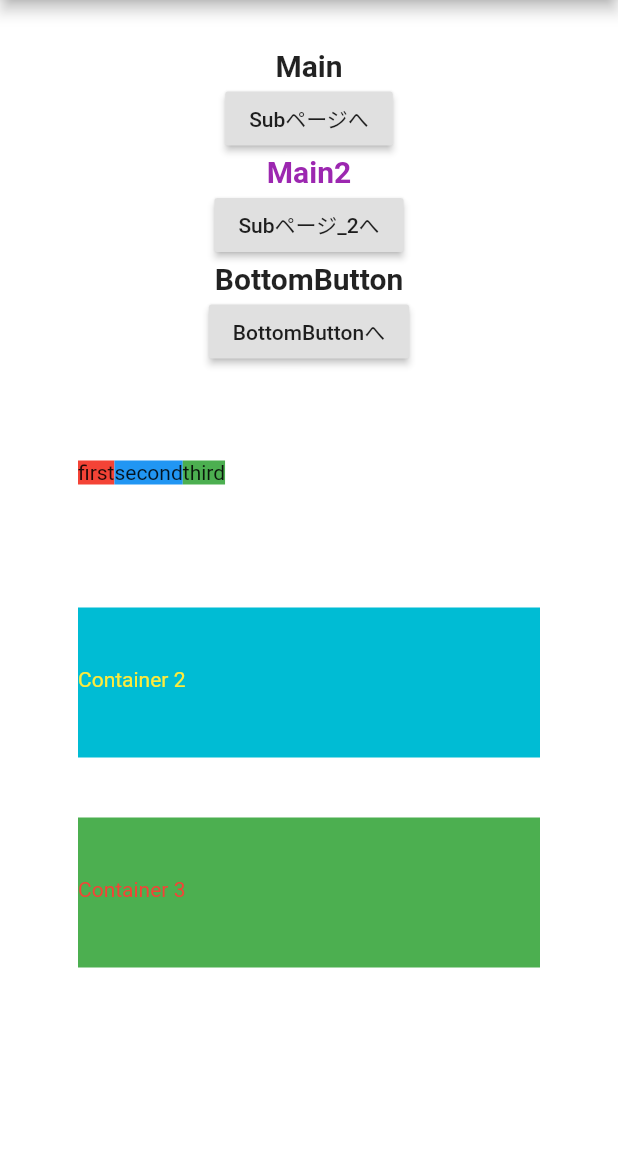
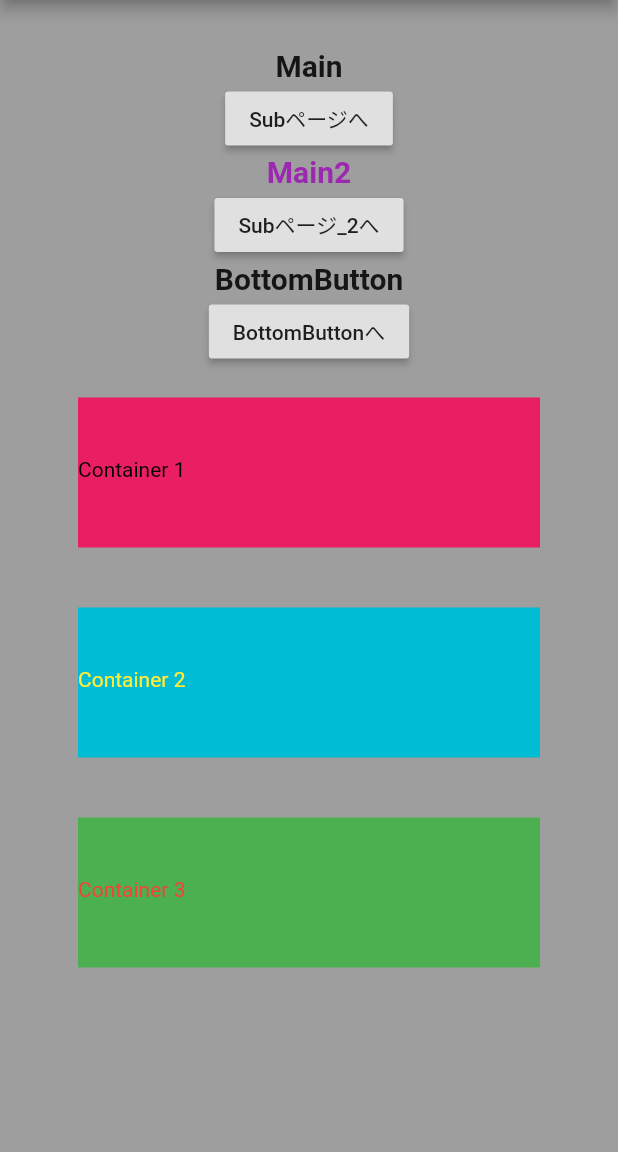
Before and after one commit to jungle379/flutter_app, a Flutter app: the screen it shows after launch, on a phone screen of 412 x 824 dp, the part 84-1236 px from its top. Run offline on Flutter 3.47's test engine with Material 2 defaults, Android fonts, the phone set to English and light mode, and no system bars.

Commit message:
Update main.dart

```diff
--- a/lib/main.dart
+++ b/lib/main.dart
@@ -1,6 +1,6 @@
 import 'package:flutter/material.dart';
 
-void main() => runApp(MyApp());
+void main() => runApp(const MyApp());
 
 class MyApp extends StatelessWidget {
   const MyApp({Key? key}) : super(key: key);
@@ -18,68 +18,62 @@ class MyApp extends StatelessWidget {
 class MainPage extends StatelessWidget {
   @override
   Widget build(BuildContext context) {
-    return new Scaffold(
-      appBar: new AppBar(
-        title: new Text('Navigator'),
+    return Scaffold(
+      appBar: AppBar(
+        title: const Text('Navigator'),
       ),
-      body: new Container(
-        color: Colors.white,
-        padding: new EdgeInsets.all(32.0),
-        child: new Center(
-          child: new Column(
+      body: Container(
+        color: Colors.grey,
+        padding: EdgeInsets.all(32.0),
+        child: Center(
+          child: Column(
             children: <Widget>[
-              Text('Main',style: TextStyle(fontWeight: FontWeight.bold,fontSize:20)),
+              const Text('Main',style: TextStyle(fontWeight: FontWeight.bold,fontSize:20)),
               RaisedButton(onPressed: () => Navigator.of(context).push(MaterialPageRoute(builder: (context) {
                 return SubPage();
-              })), child: new Text('Subページへ'),),
-              Text('Main2',style: TextStyle(fontWeight: FontWeight.bold,color: Colors.purple,fontSize:20)),
+              })), child: const Text('Subページへ'),),
+              const Text('Main2',style: TextStyle(fontWeight: FontWeight.bold,color: Colors.purple,fontSize:20)),
               RaisedButton(onPressed: () => Navigator.of(context).push(MaterialPageRoute(builder: (context) {
                 return SubPage1();
-              })), child: new Text('Subページ_2へ'),),
-              Text('BottomButton',style: TextStyle(fontWeight: FontWeight.bold,fontSize:20)),
+              })), child: const Text('Subページ_2へ'),),
+              const Text('BottomButton',style: TextStyle(fontWeight: FontWeight.bold,fontSize:20)),
               RaisedButton(onPressed: () => Navigator.of(context).push(MaterialPageRoute(builder: (context) {
-                return MyStatefulWidget();
-              })), child: new Text('BottomButtonへ')),
+                return const MyStatefulWidget();
+              })), child: const Text('BottomButtonへ')),
               // Container(
               //   margin: EdgeInsets.all(24),
-              //   child:Text('Test', style: TextStyle(fontWeight: FontWeight.bold,fontSize:32,color: Colors.red)),
+              //   child: const Text('Test', style: TextStyle(fontWeight: FontWeight.bold,fontSize:32,color: Colors.red)),
               // ),
               // Container(
               //   margin: EdgeInsets.all(24),
-              //   child: Text('Test2',style: TextStyle(fontSize: 32,color: Colors.lightBlue)),
+              //   child: const Text('Test2',style: TextStyle(fontSize: 32,color: Colors.lightBlue)),
               // ),
           Column(
+            mainAxisAlignment: MainAxisAlignment.start,
             children: <Widget>[
               Container(
                 height: 100,
                 width: 1000,
-                    // color: Colors.pink,
-                    margin: EdgeInsets.fromLTRB(20,20,20,20),
-                    padding: EdgeInsets.fromLTRB(0, 40, 0, 40),
-                    child: Row (
-                    children: <Widget> [
-                      Container(color: Colors.red, child: Text('first')),
-                      Container(color: Colors.blue, child: Text('second')),
-                      Container(color: Colors.green, child: Text('third')),
-                      ],
-                    ),
-                    // child: Text('Container 1',style: TextStyle(color: Colors.black),),
+                color: Colors.pink,
+                margin: const EdgeInsets.fromLTRB(20,20,20,20),
+                padding: const EdgeInsets.fromLTRB(0, 40, 0, 40),
+                child: const Text('Container 1',style: TextStyle(color: Colors.black),),
               ),
               Container(
                 height: 100,
                 width: 1000,
                 color: Colors.cyan,
-                    margin: EdgeInsets.fromLTRB(20,20,20,20),
-                    padding: EdgeInsets.fromLTRB(0, 40, 0, 40),
-                    child: Text('Container 2',style: TextStyle(color: Colors.yellow),),
+                margin: const EdgeInsets.fromLTRB(20,20,20,20),
+                padding: const EdgeInsets.fromLTRB(0, 40, 0, 40),
+                child: const Text('Container 2',style: TextStyle(color: Colors.yellow),),
               ),
               Container(
                 height: 100,
                 width: 1000,
                 color: Colors.green,
-                    margin: EdgeInsets.fromLTRB(20,20,20,20),
-                    padding: EdgeInsets.fromLTRB(0, 40, 0, 40),
-                    child: Text('Container 3',style: TextStyle(color: Colors.red),),
+                margin: const EdgeInsets.fromLTRB(20,20,20,20),
+                padding: const EdgeInsets.fromLTRB(0, 40, 0, 40),
+                child: const Text('Container 3',style: TextStyle(color: Colors.red),),
               ),
         ],
       ),
@@ -94,18 +88,18 @@ class MainPage extends StatelessWidget {
 class SubPage extends StatelessWidget {
   @override
   Widget build(BuildContext context) {
-    return new Scaffold(
-      appBar: new AppBar(
-        title: new Text('Navigator',style: TextStyle(color: Colors.yellow),),
+    return Scaffold(
+      appBar: AppBar(
+        title: const Text('Navigator',style: TextStyle(color: Colors.yellow),),
       ),
-      body: new Container(
+      body: Container(
         color: Colors.lightBlue,
-        padding: new EdgeInsets.all(32.0),
-        child: new Center(
-          child: new Column(
+        padding: const EdgeInsets.all(32.0),
+        child: Center(
+          child: Column(
               children: <Widget> [
-                Text('Sub'),
-                RaisedButton(onPressed: () => Navigator.of(context).pop(), child: new Text('トップへ戻る')),
+                const Text('Sub'),
+                RaisedButton(onPressed: () => Navigator.of(context).pop(), child: const Text('トップへ戻る')),
               ]
           ),
         ),
@@ -116,43 +110,49 @@ class SubPage extends StatelessWidget {
 class SubPage1 extends StatelessWidget {
   @override
   Widget build(BuildContext context) {
-    return new Scaffold(
-      appBar: new AppBar(
-        title: new Text('Navigator',style: TextStyle(color: Colors.red,fontWeight: FontWeight.bold),),
+    return Scaffold(
+      appBar: AppBar(
+        title: const Text('Navigator',style: TextStyle(color: Colors.red,fontWeight: FontWeight.bold),),
       ),
-      body: new Container(
+      body: Container(
         color: Colors.lightGreen,
-        padding: new EdgeInsets.all(32.0),
-        child: new Center(
-          child: new Column(
+        padding: const EdgeInsets.all(32.0),
+        child: Center(
+          child: Column(
               children: <Widget> [
-                Text('Sub2'),
+                const Text('Sub2'),
                 RaisedButton(onPressed: () => Navigator.of(context).pop(), child: new Text('トップへ戻る')),
                 Column(mainAxisAlignment: MainAxisAlignment.start,
                   children: <Widget>[
                     Container(
+                      child: Row(
+                        children: <Widget>[
+                        Container(
                           height: 100,
-                      width: 1000,
+                          width: 350,
                           color: Colors.grey.shade200,
-                      margin: EdgeInsets.fromLTRB(20,20,20,20),
-                      padding: EdgeInsets.fromLTRB(0, 40, 0, 40),
-                      child: Text('Grey.shade200',style: TextStyle(color: Colors.black),),
+                          margin: const EdgeInsets.fromLTRB(50,20,20,20),
+                          padding: const EdgeInsets.fromLTRB(0, 40, 0, 40),
+                          child: const Text('Grey.shade200',style: TextStyle(color: Colors.black),),
                         ),
                         Container(
                           height: 100,
-                      width: 1000,
+                          width: 350,
                           color: Colors.grey.shade500,
-                      margin: EdgeInsets.fromLTRB(20,20,20,20),
-                      padding: EdgeInsets.fromLTRB(0, 40, 0, 40),
-                      child: Text('Grey.shade500',style: TextStyle(color: Colors.yellow),),
+                          margin: const EdgeInsets.fromLTRB(50,20,20,20),
+                          padding: const EdgeInsets.fromLTRB(0, 40, 0, 40),
+                          child: const Text('Grey.shade500',style: TextStyle(color: Colors.yellow),),
+                        ),
+                          ],
+                        ),
                       ),
                     Container(
                       height: 100,
                       width: 1000,
                       color: Colors.grey.shade800,
-                      margin: EdgeInsets.fromLTRB(20,20,20,20),
-                      padding: EdgeInsets.fromLTRB(0, 40, 0, 40),
-                      child: Text('Grey.shade800',style: TextStyle(color: Colors.red),),
+                      margin: const EdgeInsets.fromLTRB(20,20,20,20),
+                      padding: const EdgeInsets.fromLTRB(0, 40, 0, 40),
+                      child: const Text('Grey.shade800',style: TextStyle(color: Colors.red),),
                     ),
                   ],
                 ),
```
Lines whose indentation alone changed are shown as unchanged.
